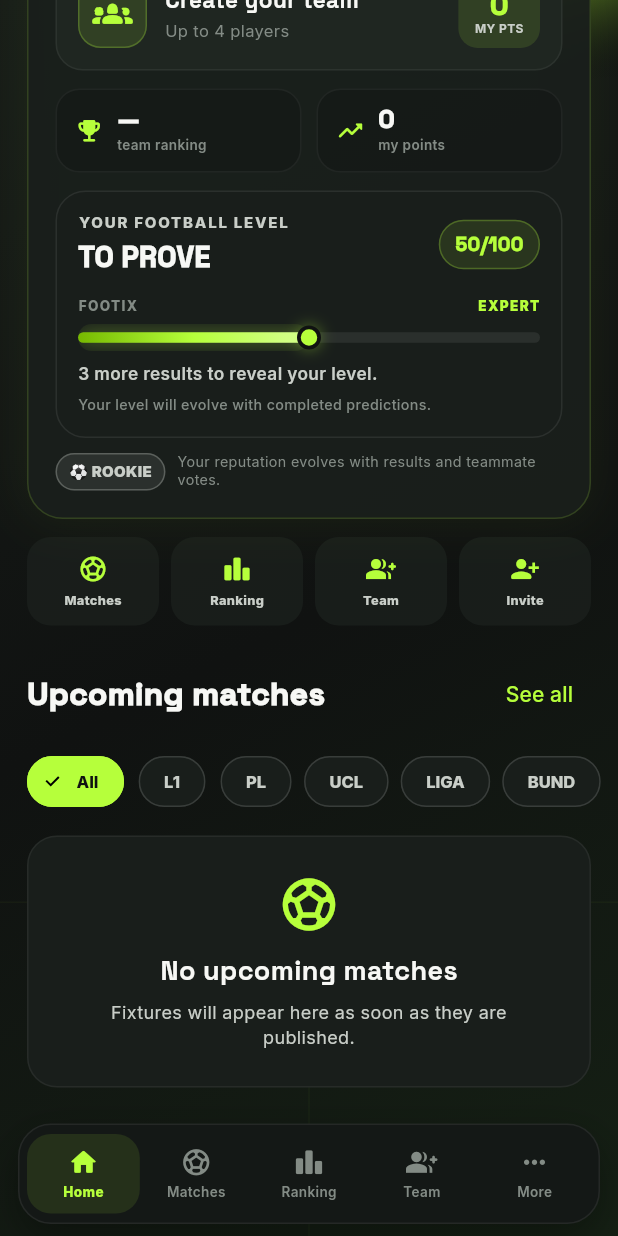
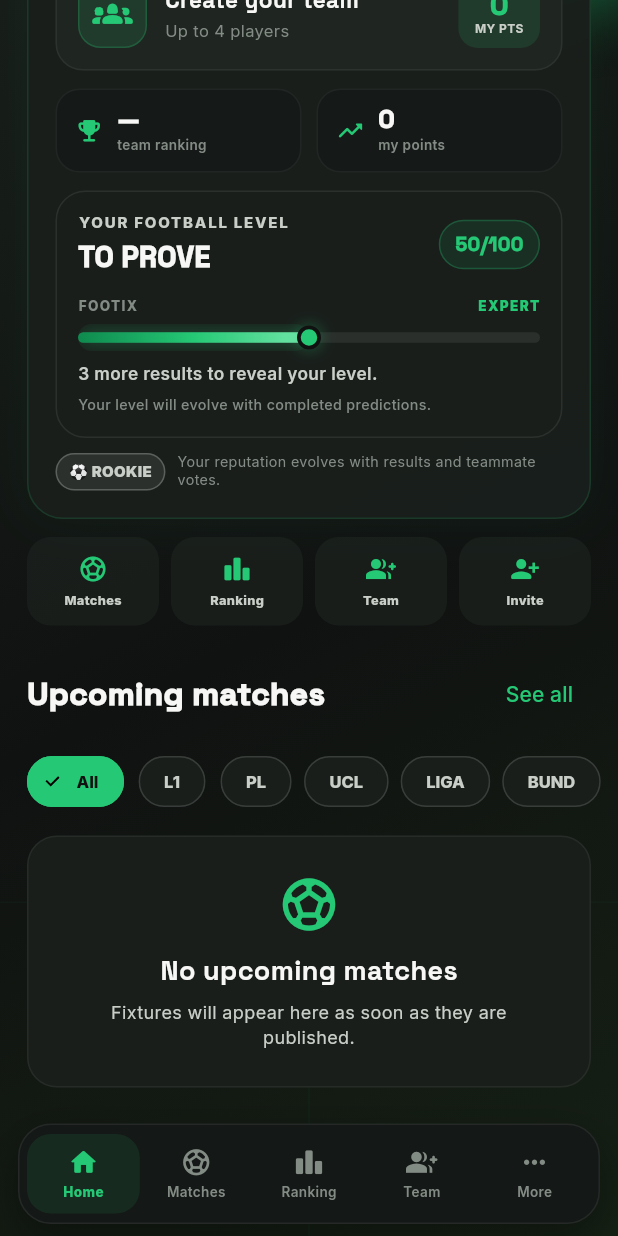
Before and after one commit to usasin/Husain, a Flutter app: the screen it shows once a user with an empty profile is signed in, scrolled down 183 dp, on a phone screen of 412 x 824 dp. Run offline on Flutter 3.47's test engine with Material 3 defaults, Android fonts, the phone set to English and light mode, and no system bars; our stand-ins replace cached_network_image, cloud_firestore, firebase_auth, firebase_core, firebase_messaging, firebase_storage and 9 more; accounts and stored records are empty; network calls fail.

Commit message:
PRONO4: improve FIFA-style green contrast

```diff
--- a/lib/theme/app_theme.dart
+++ b/lib/theme/app_theme.dart
@@ -3,20 +3,22 @@
 import 'package:google_fonts/google_fonts.dart';
 
 /// PRONO4 — identité premium sports-tech.
-/// Noir profond + blanc cassé + vert victoire électrique.
+/// Noir profond + blanc cassé + vert terrain, plus lisible et moins fluorescent.
 class AppColors {
   static const bg0 = Color(0xFF101211);
   static const bg1 = Color(0xFF141816);
   static const bg2 = Color(0xFF191E1B);
   static const bg3 = Color(0xFF202722);
 
-  static const lime = Color(0xFFB6FF3B);
-  static const limeSoft = Color(0xFFD8FF95);
-  static const limeDark = Color(0xFF76B900);
+  // Vert plus profond, inspiré des interfaces football modernes.
+  // Il garde l'identité PRONO4 sans se confondre avec le blanc en thème clair.
+  static const lime = Color(0xFF25C875);
+  static const limeSoft = Color(0xFF72E6AA);
+  static const limeDark = Color(0xFF0E8A4E);
 
   // Aliases conservés pour ne pas casser les anciens écrans.
   static const gold = lime;
-  static const gold2 = Color(0xFF8FEA14);
+  static const gold2 = Color(0xFF18A85F);
   static const goldLt = limeSoft;
   static const mexicoGreen = lime;
   static const mexicoGreenDk = limeDark;
@@ -43,7 +45,7 @@
   );
 
   static const trophyGradient = LinearGradient(
-    colors: [limeSoft, lime, Color(0xFF83DD11)],
+    colors: [limeSoft, lime, Color(0xFF18A85F)],
   );
 
   static const tripleHostGradient = LinearGradient(
```
